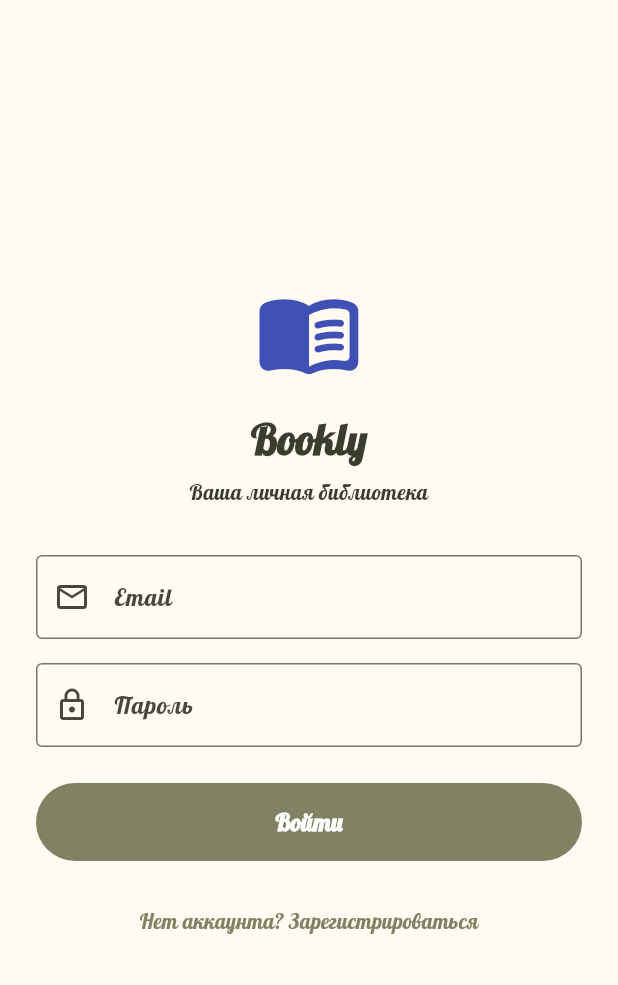
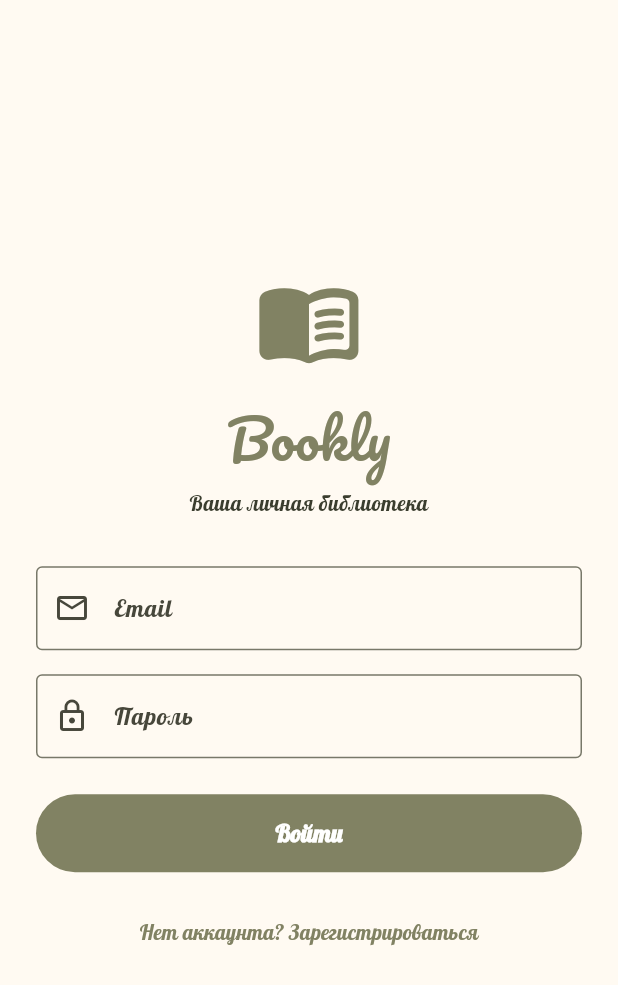
Before and after one commit to KatrinKH/bookly, a Flutter app: the screen it shows after launch, on a phone screen of 412 x 824 dp. Shown: the top 985 px of the screen. Run offline on Flutter 3.47's test engine with Material 3 defaults, Android fonts, the phone set to English and light mode, and no system bars; our stand-ins replace dio, file_picker, fl_chart, google_fonts, shared_preferences; missing offline and left inert: epub_view, syncfusion_flutter_pdfviewer; accounts and stored records are empty.

Commit message:
Frontend: центрированные заголовки, шрифт бренда и новая палитра на экранах библиотеки, статистики и входа

```diff
--- a/frontend/lib/screens/login_screen.dart
+++ b/frontend/lib/screens/login_screen.dart
@@ -1,5 +1,6 @@
 import 'package:flutter/material.dart';
 import '../services/auth_service.dart';
+import '../utils/app_theme.dart';
 import 'register_screen.dart';
 import 'library_screen.dart';
 
@@ -59,14 +60,19 @@ class _LoginScreenState extends State<LoginScreen> {
               child: Column(
                 crossAxisAlignment: CrossAxisAlignment.stretch,
                 children: [
-                  const Icon(Icons.menu_book_rounded, size: 72, color: Colors.indigo),
+                  Icon(
+                    Icons.menu_book_rounded,
+                    size: 72,
+                    color: Theme.of(context).colorScheme.primary,
+                  ),
                   const SizedBox(height: 16),
                   Text(
                     'Bookly',
                     textAlign: TextAlign.center,
-                    style: Theme.of(context).textTheme.headlineMedium?.copyWith(
-                          fontWeight: FontWeight.bold,
-                        ),
+                    style: AppTheme.brandFont(
+                      fontSize: 36,
+                      color: Theme.of(context).colorScheme.primary,
+                    ),
                   ),
                   const SizedBox(height: 8),
                   Text(
```
Also changed, not shown: frontend/lib/screens/library_screen.dart (+9 -1 lines), frontend/lib/screens/stats_screen.dart (+13 -4 lines).
